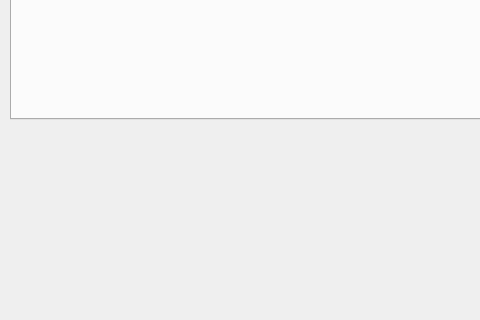
Before: the Qt Designer form MainWindowUI.ui in juliuskarliczek/demo, drawn with Qt 5; both pictures show x 0 to 480 and y 380 to 700 of the 700 by 700 pixel window.
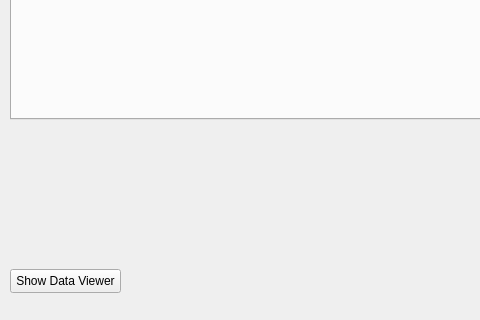
After: the same form once the commit is applied.

Commit message: Working Version with DataCollector for data management and recalculating of already existing tabs upon rehitting the show button. Now the goal is to implement the data viewer

Diff of the .ui file:
```diff
--- a/MainWindowUI.ui
+++ b/MainWindowUI.ui
@@ -95,6 +95,19 @@
      <number>-1</number>
     </property>
    </widget>
+   <widget class="QPushButton" name="cmdShowDataViewer">
+    <property name="geometry">
+     <rect>
+      <x>10</x>
+      <y>630</y>
+      <width>111</width>
+      <height>24</height>
+     </rect>
+    </property>
+    <property name="text">
+     <string>Show Data Viewer</string>
+    </property>
+   </widget>
   </widget>
   <widget class="QMenuBar" name="menubar">
    <property name="geometry">
```
The commit also changes 9 other files.
